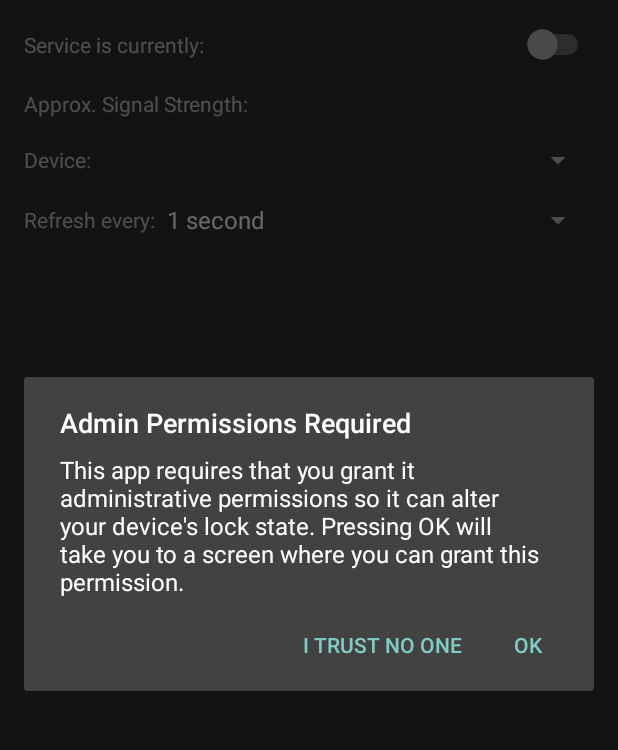
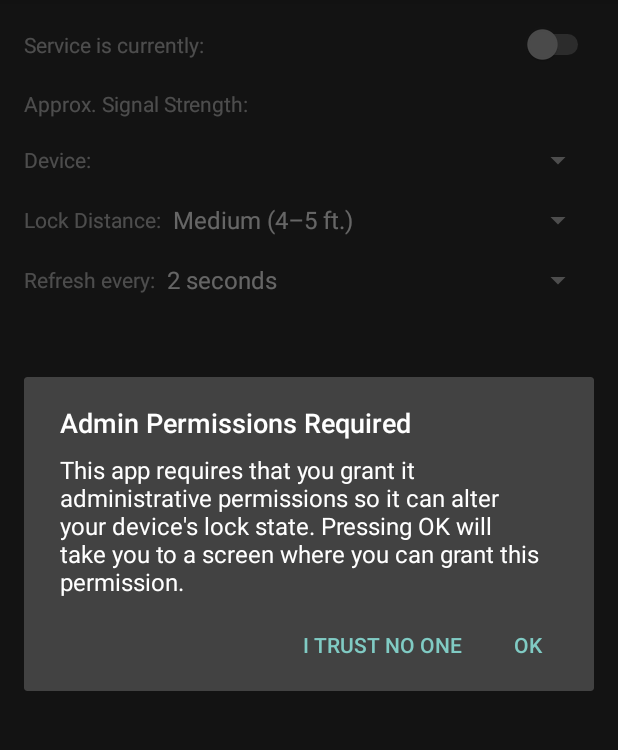
Before and after one commit to cjmoran/Bluetooth-Proximity-Lock, an Android app: the fragment BluetoothFragment shown on its own in the app's theme, on a phone screen of 412 x 824 dp, the part 84-834 px from its top. Run offline under Robolectric (Android 15) with nearby library versions, the phone set to English and light mode, and no system bars.

Commit message:
Implemented saving of user preferences.
Also wrote tests for that, and did some misc. refactoring.

```diff
--- a/Bluetooth Proximity Lock/src/main/java/com/javadog/bluetoothproximitylock/BluetoothFragment.java
+++ b/Bluetooth Proximity Lock/src/main/java/com/javadog/bluetoothproximitylock/BluetoothFragment.java
@@ -28,6 +28,7 @@ import android.content.Context;
 import android.content.DialogInterface;
 import android.content.Intent;
 import android.content.IntentFilter;
+import android.content.SharedPreferences;
 import android.os.Bundle;
 import android.support.v4.content.LocalBroadcastManager;
 import android.util.Log;
@@ -48,15 +49,22 @@ import java.util.Set;
  * A page for configuring Bluetooth options.
  */
 public class BluetoothFragment extends Fragment implements
-		CompoundButton.OnCheckedChangeListener,AdapterView.OnItemSelectedListener {
+		CompoundButton.OnCheckedChangeListener, AdapterView.OnItemSelectedListener {
+	public final static String PREF_BT_DEVICE_ADDRESS = "btDeviceAddress";
+	public final static String PREF_LOCK_DISTANCE = "lockDistance";
+	public final static String PREF_REFRESH_INTERVAL = "refreshInterval";
 	final static int REQUEST_CODE_ENABLE_ADMIN = 984;
 
 	protected SignalStrengthUpdateReceiver ssReceiver;
 	protected static Switch serviceToggle;
 	protected static TextView signalStrengthView;
+	protected static Spinner deviceChooser;
+	protected Set<BluetoothDevice> devicesSet;
+	protected static Spinner lockDistance;
 	protected static Spinner refreshIntervalSpinner;
 	protected static long refreshInterval;    //TODO: Pretty sure a 5-second interval isn't practical. Reconsider this...
 	protected boolean serviceRunning;
+	protected static SharedPreferences userPrefs;
 
 	@Override
 	public View onCreateView(LayoutInflater inflater, ViewGroup container, Bundle savedInstanceState) {
@@ -67,21 +75,25 @@ public class BluetoothFragment extends Fragment implements
 	public void onResume() {
 		super.onResume();
 
-		populateBtDevices();
+		initialize();
+
+		loadUserPreferences();
+
+		setupClickListeners();
+	}
+
+	/**
+	 * Initializes object references and performs some other set-up tasks.
+	 */
+	private void initialize() {
+		//Get a reference to the user preferences editor
+		userPrefs = getActivity().getPreferences(Context.MODE_PRIVATE);
 
 		//Get a fresh reference to our views
 		serviceToggle = (Switch) getView().findViewById(R.id.button_bt_service_start_stop);
 		signalStrengthView = (TextView) getView().findViewById(R.id.bt_signal_strength);
+		lockDistance = (Spinner) getView().findViewById(R.id.bt_lock_distances);
 		refreshIntervalSpinner = (Spinner) getView().findViewById(R.id.bt_refresh_interval);
-
-		setupClickListeners();
-
-		//Update refresh interval based on the value in the spinner
-		refreshInterval = interpretRefreshSpinner(refreshIntervalSpinner.getSelectedItemPosition());
-
-		//Check if the service is running, update our button depending
-		serviceRunning = SignalReaderService.isServiceRunning();
-		updateBtServiceUI();
 
 		//Get a reference to the local broadcast manager, and specify which intent actions we want to listen for
 		LocalBroadcastManager manager = LocalBroadcastManager.getInstance(getActivity().getApplicationContext());
@@ -89,11 +101,15 @@ public class BluetoothFragment extends Fragment implements
 		filter.addAction(SignalReaderService.BT_SIGNAL_STRENGTH_ACTION);
 		filter.addAction(SignalReaderService.BT_ENABLE_BUTTON_ACTION);
 
-		//Instantiate the ssReceiver if it's not already, then register it with the LBM
+		//Instantiate the ssReceiver if it's not already, then register it with the broadcast manager
 		if(ssReceiver == null) {
 			ssReceiver = new SignalStrengthUpdateReceiver();
 		}
 		manager.registerReceiver(ssReceiver, filter);
+
+		//Check if the service is running, update our button depending
+		serviceRunning = SignalReaderService.isServiceRunning();
+		updateBtServiceUI();
 
 		//Check whether device admin privileges are active, and show a dialog if not
 		DevicePolicyManager dpm = (DevicePolicyManager) getActivity().getSystemService(Context.DEVICE_POLICY_SERVICE);
@@ -102,33 +118,74 @@ public class BluetoothFragment extends Fragment implements
 			adminDialogFragment.setCancelable(false);
 			adminDialogFragment.show(getFragmentManager(), "needsAdmin");
 		}
+
+		deviceChooser = (Spinner) getView().findViewById(R.id.bt_device_chooser);
+
+		populateBtDevices();
 	}
 
 	protected void populateBtDevices() {
 		//Get a Set of all paired bluetooth devices, convert to array
 		BluetoothManager.refreshBtDevices();
-		Set<BluetoothDevice> devicesSet = BluetoothManager.getAllBtDevices();
+		devicesSet = BluetoothManager.getAllBtDevices();
 		ArrayList<String> devices = new ArrayList<>();
 		for(BluetoothDevice b : devicesSet) {
 			devices.add(b.getName() + " (" + b.getAddress() + ")");
 		}
 
 		//Set the adapter for the device spinner
-		Spinner deviceChooser = (Spinner) getView().findViewById(R.id.bt_device_chooser);
 		deviceChooser.setAdapter(new ArrayAdapter<>(
 				getActivity().getApplicationContext(), android.R.layout.simple_spinner_dropdown_item, devices));
+	}
 
-		//Set the onItemSelectedListener to this fragment
-		deviceChooser.setOnItemSelectedListener(this);
+	/**
+	 * Gets previously-set user prefs from Android and sets UI elements appropriately.
+	 */
+	private void loadUserPreferences() {
+		//Retrieve chosen device by bluetooth address
+		BluetoothDevice[] devices = devicesSet.toArray(new BluetoothDevice[devicesSet.size()]);
+		for(int i=0; i<devices.length; i++) {
+			if(devices[i].getAddress().equals(userPrefs.getString(PREF_BT_DEVICE_ADDRESS, "none"))) {
+				deviceChooser.setSelection(i);
+				break;
+			}
+		}
+		lockDistance.setSelection(userPrefs.getInt(PREF_LOCK_DISTANCE, 1));
+		refreshIntervalSpinner.setSelection(userPrefs.getInt(PREF_REFRESH_INTERVAL, 1));
+
+		//Update internal copy of refresh interval based on the value in the spinner
+		refreshInterval = interpretRefreshSpinner(refreshIntervalSpinner.getSelectedItemPosition());
+	}
+
+	@Override
+	public void onPause() {
+		super.onPause();
+
+		//Unregister our BroadcastReceiver
+		LocalBroadcastManager manager = LocalBroadcastManager.getInstance(getActivity().getApplicationContext());
+		manager.unregisterReceiver(ssReceiver);
+
+		//Save user preferences
+		SharedPreferences.Editor editor = userPrefs.edit();
+
+		//Save chosen device by bluetooth address; order might change
+		//TODO: Don't save chosen device if bluetooth is disabled at the time of saving.
+		editor.putString(PREF_BT_DEVICE_ADDRESS, devicesSet.toArray(
+				new BluetoothDevice[devicesSet.size()])[deviceChooser.getSelectedItemPosition()].getAddress());
+		editor.putInt(PREF_LOCK_DISTANCE, lockDistance.getSelectedItemPosition());
+		editor.putInt(PREF_REFRESH_INTERVAL, refreshIntervalSpinner.getSelectedItemPosition());
+
+		editor.apply();
 	}
 
 	private void setupClickListeners() {
 		//Service toggle switch
 		serviceToggle.setOnCheckedChangeListener(this);
 
-		//Refresh interval spinner
-		Spinner refreshInts = (Spinner) getView().findViewById(R.id.bt_refresh_interval);
-		refreshInts.setOnItemSelectedListener(this);
+		Spinner[] spinners = {deviceChooser, lockDistance, refreshIntervalSpinner};
+		for(Spinner spinner : spinners) {
+			spinner.setOnItemSelectedListener(this);
+		}
 	}
 
 	/**
@@ -151,15 +208,6 @@ public class BluetoothFragment extends Fragment implements
 		for(int id : buttonIds) {
 			getView().findViewById(id).setEnabled(true);
 		}
-	}
-
-	@Override
-	public void onPause() {
-		super.onPause();
-
-		//Unregister our BroadcastReceiver
-		LocalBroadcastManager manager = LocalBroadcastManager.getInstance(getActivity().getApplicationContext());
-		manager.unregisterReceiver(ssReceiver);
 	}
 
 	private void toggleBtService() {
@@ -203,7 +251,7 @@ public class BluetoothFragment extends Fragment implements
 	}
 
 	/**
-	 * Updates the signal stre
+	 * Updates the signal strength listed on the BluetoothFragment.
 	 *
 	 * @param newSignalStrength The updated signal strength value.
 	 */
@@ -250,6 +298,10 @@ public class BluetoothFragment extends Fragment implements
 				if(wasRunning) {
 					startBtService();
 				}
+				break;
+
+			case R.id.bt_lock_distances:
+
 				break;
 
 			case R.id.bt_refresh_interval:
--- a/Bluetooth Proximity Lock/src/main/java/com/javadog/bluetoothproximitylock/test/BluetoothFragmentTest.java
+++ b/Bluetooth Proximity Lock/src/main/java/com/javadog/bluetoothproximitylock/test/BluetoothFragmentTest.java
@@ -18,6 +18,7 @@ package com.javadog.bluetoothproximitylock.test;
 
 import android.app.Fragment;
 import android.app.FragmentTransaction;
+import android.bluetooth.BluetoothDevice;
 import android.content.Context;
 import android.content.Intent;
 import android.content.IntentFilter;
@@ -78,8 +79,16 @@ public class BluetoothFragmentTest extends ActivityInstrumentationTestCase2<Plac
 				assertNotNull("signalStrengthView reference null check", signalStrengthView);
 				assertNotNull("refreshIntervalSpinner reference null check", refreshIntervalSpinner);
 
-				//TODO: Ensure values set match saved user preferences
-				// (code for this has yet to be written)
+				//Ensure UI values set match saved user preferences
+				assertEquals("Ensure selected bluetooth device matches saved user preference", devicesSet.toArray(
+						new BluetoothDevice[devicesSet.size()])[deviceChooser.getSelectedItemPosition()].getAddress(),
+						userPrefs.getString(PREF_BT_DEVICE_ADDRESS, "none"));
+				assertEquals("Ensure selected lock distance matches saved user preference",
+						lockDistance.getSelectedItemPosition(),
+						userPrefs.getInt(PREF_LOCK_DISTANCE, -1));
+				assertEquals("Ensure selected refresh interval matches saved user preference",
+						refreshIntervalSpinner.getSelectedItemPosition(),
+						userPrefs.getInt(PREF_REFRESH_INTERVAL, -1));
 			}
 		};
 
--- a/Bluetooth Proximity Lock/src/main/res/layout/bt_fragment.xml
+++ b/Bluetooth Proximity Lock/src/main/res/layout/bt_fragment.xml
@@ -38,7 +38,8 @@
 		<TextView
 			android:id="@+id/bt_signal_strength"
 			android:layout_width="match_parent"
-			android:layout_height="wrap_content"/>
+			android:layout_height="wrap_content"
+			android:textAlignment="viewEnd"/>
 	</LinearLayout>
 
 	<LinearLayout
@@ -66,6 +67,23 @@
 		<TextView
 			android:layout_width="wrap_content"
 			android:layout_height="wrap_content"
+			android:text="@string/lock_distance"/>
+		<Spinner
+			android:id="@+id/bt_lock_distances"
+			android:layout_width="match_parent"
+			android:layout_height="wrap_content"
+			android:entries="@array/lock_distances"/>
+	</LinearLayout>
+
+	<LinearLayout
+		android:orientation="horizontal"
+		android:layout_width="match_parent"
+		android:layout_height="wrap_content"
+		android:gravity="center_vertical"
+		android:layout_marginTop="@dimen/button_top_margin">
+		<TextView
+			android:layout_width="wrap_content"
+			android:layout_height="wrap_content"
 			android:text="@string/refresh_interval"/>
 		<Spinner
 			android:id="@+id/bt_refresh_interval"
--- a/Bluetooth Proximity Lock/src/main/res/values/strings.xml
+++ b/Bluetooth Proximity Lock/src/main/res/values/strings.xml
@@ -15,6 +15,9 @@
 		lock/unlock your device.</string>
 
 	<!-- Bluetooth fragment -->
+	<string name="service_is">Service is currently:</string>
+	<string name="loading">Loading&#8230;</string>
+
     <string name="signal_strength">Approx. Signal Strength:\u0020</string>
 	<string name="device">Device:</string>
 
@@ -25,8 +28,12 @@
 		<item>5 seconds</item>
 	</string-array>
 
-	<string name="loading">Loading&#8230;</string>
-	<string name="bt_device_address">Bluetooth Device Address:\u0020</string>
-	<string name="service_is">Service is currently:\u0020</string>
+	<string name="lock_distance">Lock Distance:</string>
+	<string-array name="lock_distances">
+		<item>Close (1&#8211;2 ft.)</item>
+		<item>Medium (4&#8211;5 ft.)</item>
+		<item>Far (8+ ft.)</item>
+		<item>Max (Lock on Bluetooth disconnect)</item>
+	</string-array>
 
 </resources>
```
Also changed, not shown: 1 other file.
